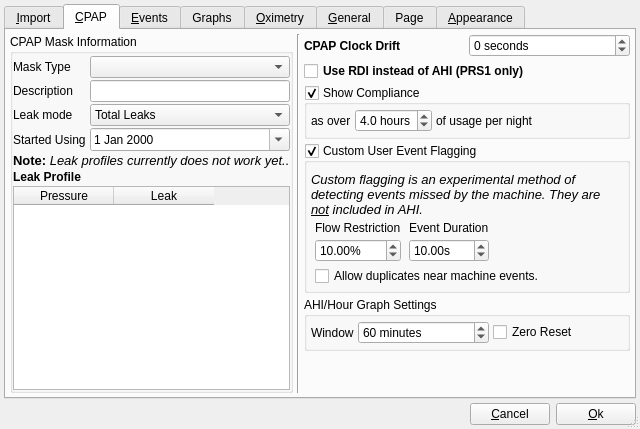
First picture: the form in preferencesdialog.ui, repository sbonaime/sleepyhead-code., before the edit.
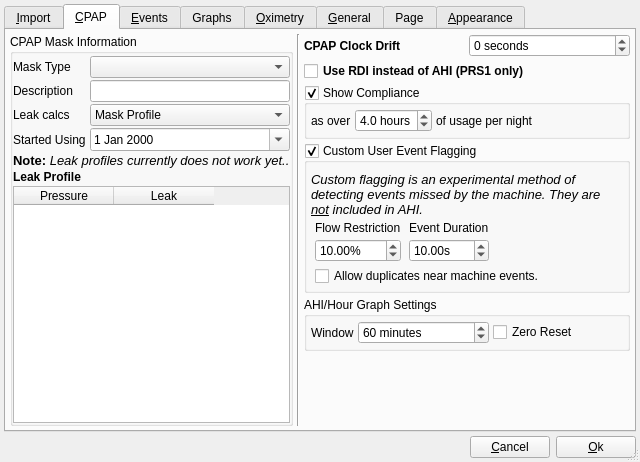
Second picture: the form after the edit. Icons and pictures are not drawn.

```diff
--- a/preferencesdialog.ui
+++ b/preferencesdialog.ui
@@ -10,7 +10,7 @@
     <x>0</x>
     <y>0</y>
     <width>640</width>
-    <height>429</height>
+    <height>462</height>
    </rect>
   </property>
   <property name="maximumSize">
@@ -496,7 +496,7 @@
             </property>
             <item>
              <property name="text">
-              <string>Total Leaks</string>
+              <string>Mask Profile</string>
              </property>
             </item>
             <item>
@@ -515,7 +515,7 @@
              </sizepolicy>
             </property>
             <property name="text">
-             <string>Leak mode</string>
+             <string>Leak calcs</string>
             </property>
            </widget>
           </item>
```
Left out of the diff: 5 changed lines with no effect on the pictures.
